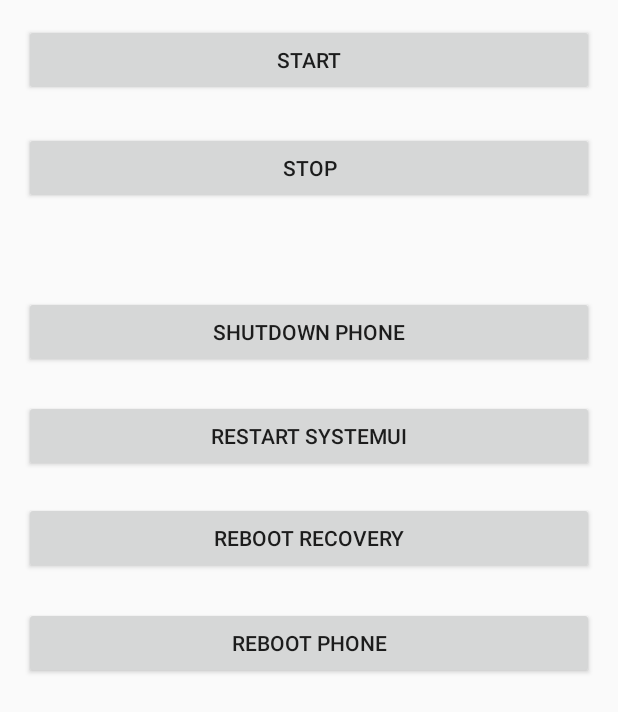
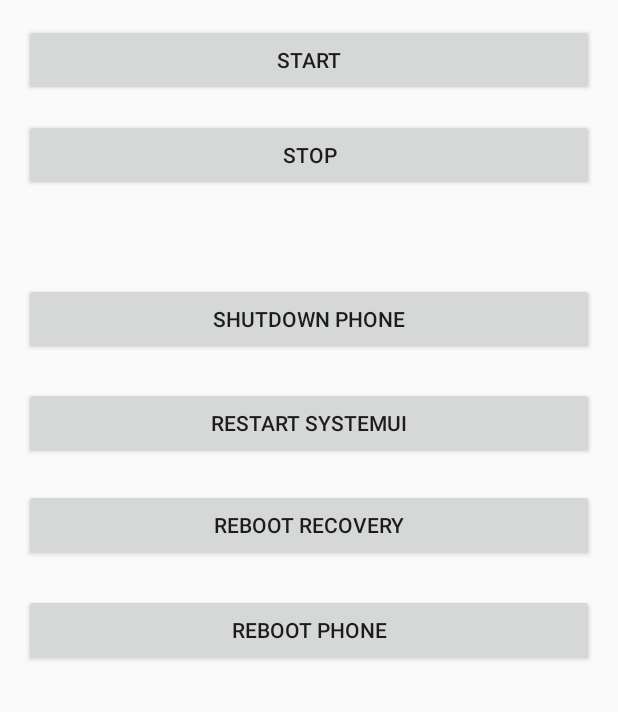
Before and after one commit to Project-CODENAME/project-codename, an Android app: the layout activity_main.xml on its own in the app's theme, with its tools: preview values and no code run, on a phone screen of 412 x 824 dp. Shown: the top 712 px of the screen. Run offline under Robolectric (Android 15) with nearby library versions, the phone set to English and light mode, and no system bars.

```diff
--- a/SimpleSensorProject/app/src/main/java/rcas/stevenshighschool/apphysics2/projectcodename/simplesensorproject/rootActivity.java
+++ b/SimpleSensorProject/app/src/main/java/rcas/stevenshighschool/apphysics2/projectcodename/simplesensorproject/rootActivity.java
@@ -63,7 +63,7 @@ public class rootActivity extends Activity {
 
     }
 
-    private class StartUp extends AsyncTask<String,Void,Void> {
+    public class StartUp extends AsyncTask<String,Void,Void> {
 
 
         private Context context = null;
--- a/SimpleSensorProject/app/src/main/res/layout/activity_main.xml
+++ b/SimpleSensorProject/app/src/main/res/layout/activity_main.xml
@@ -18,17 +18,6 @@
         android:onClick="record"
         android:id="@+id/main"
         android:layout_alignParentTop="true"
-        android:layout_alignParentEnd="true"
-        android:layout_alignParentStart="true" />
-
-    <Button
-        android:layout_width="wrap_content"
-        android:layout_height="wrap_content"
-        android:text="stop"
-        android:onClick="stopRecord"
-        android:id="@+id/button2"
-        android:layout_below="@+id/main"
-        android:layout_marginTop="24dp"
         android:layout_alignParentEnd="true"
         android:layout_alignParentStart="true" />
 
@@ -68,4 +57,15 @@
         android:layout_below="@+id/shut"
         android:layout_alignParentStart="true" />
 
+    <Button
+        android:layout_width="wrap_content"
+        android:layout_height="wrap_content"
+        android:text="stop"
+        android:onClick="stopRecord"
+        android:id="@+id/button2"
+        android:layout_marginTop="15dp"
+        android:layout_below="@+id/main"
+        android:layout_alignParentStart="true"
+        android:layout_alignParentEnd="true" />
+
 </RelativeLayout>
```
Also changed, not shown: SimpleSensorProject/app/src/main/java/rcas/stevenshighschool/apphysics2/projectcodename/simplesensorproject/MainActivity.java (+50 -49 lines).
